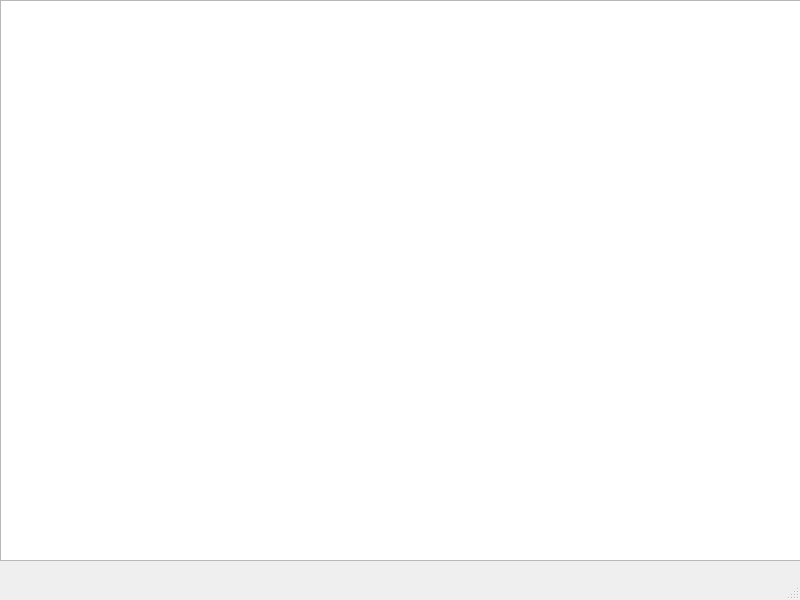
pratikpd00/mandelbrot-set, file src/mandelbrotViewer.ui: the form before one commit.
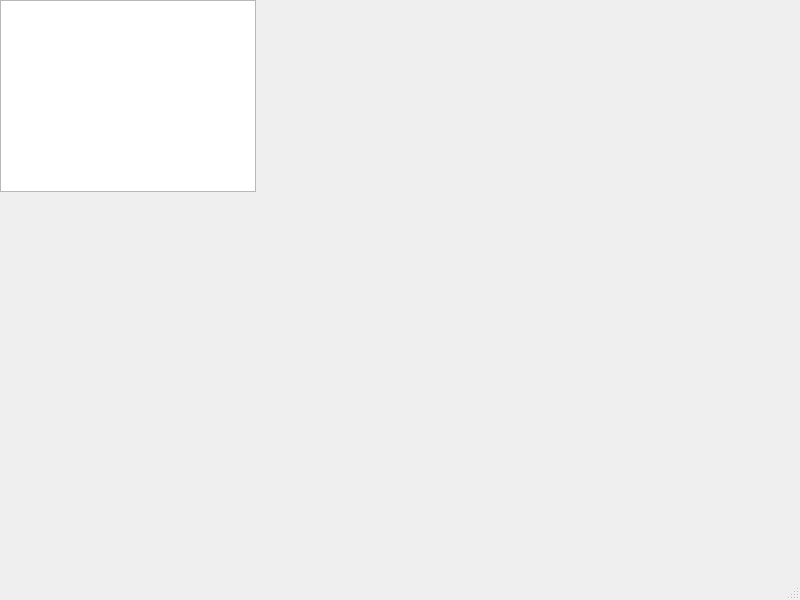
The form after the commit.

The edit to the form file:
```diff
--- a/src/mandelbrotViewer.ui
+++ b/src/mandelbrotViewer.ui
@@ -19,8 +19,8 @@
      <rect>
       <x>0</x>
       <y>0</y>
-      <width>801</width>
-      <height>561</height>
+      <width>256</width>
+      <height>192</height>
      </rect>
     </property>
    </widget>
```
Left out of the diff: 2 changed lines with no effect on the pictures.
